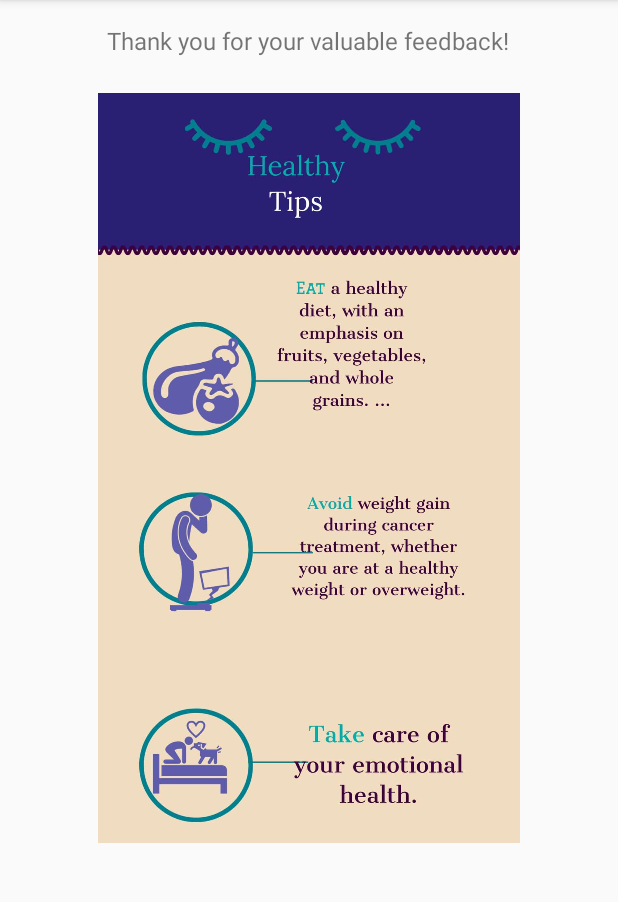
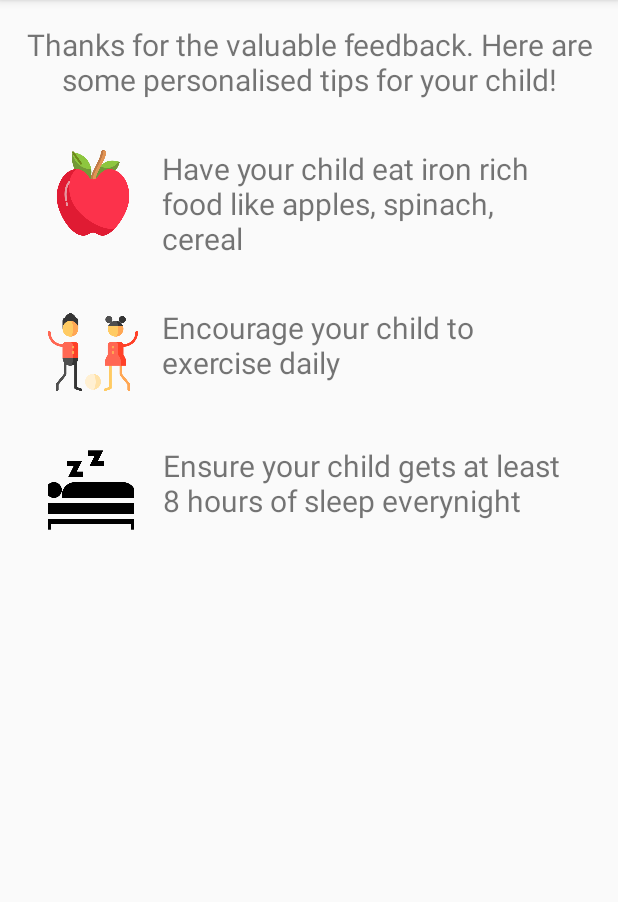
Before and after one commit to CFGIndia20/team-1, an Android app: the ExitActivity screen opened directly, with no data from a screen before it, on a phone screen of 412 x 824 dp, the part 84-986 px from its top. Run offline under Robolectric (Android 15) with nearby library versions, the phone set to English and light mode, and no system bars.

Commit message:
added last page

```diff
--- a/android_app/app/src/main/java/com/example/aashray/MainActivity.java
+++ b/android_app/app/src/main/java/com/example/aashray/MainActivity.java
@@ -16,6 +16,7 @@ import com.google.firebase.auth.FirebaseUser;
 import java.util.Arrays;
 
 public class MainActivity extends AppCompatActivity {
+
     private FirebaseAuth mFirebaseAuth;
     private FirebaseAuth.AuthStateListener authStateListener;
 
@@ -27,7 +28,7 @@ public class MainActivity extends AppCompatActivity {
         setContentView(R.layout.activity_main);
         mFirebaseAuth = FirebaseAuth.getInstance();
 
-
+        // firebase auth
         authStateListener = new FirebaseAuth.AuthStateListener() {
             @Override
             public void onAuthStateChanged(@NonNull FirebaseAuth firebaseAuth) {
@@ -47,6 +48,7 @@ public class MainActivity extends AppCompatActivity {
             }
         };
 
+        // starting the questionnaire
         Button submit = findViewById(R.id.submit);
         submit.setOnClickListener(new View.OnClickListener() {
             @Override
--- a/android_app/app/src/main/res/layout/activity_exit.xml
+++ b/android_app/app/src/main/res/layout/activity_exit.xml
@@ -1,21 +1,81 @@
 <?xml version="1.0" encoding="utf-8"?>
 <LinearLayout xmlns:android="http://schemas.android.com/apk/res/android"
-    xmlns:tools="http://schemas.android.com/tools"
+    android:layout_height="match_parent"
     android:layout_width="match_parent"
-    android:layout_height="match_parent"
-    android:orientation="vertical"
-    tools:context=".ExitActivity">
+    android:orientation="vertical">
     <TextView
         android:layout_width="wrap_content"
         android:layout_height="wrap_content"
-        android:text="Thank you for your valuable feedback!"
-        android:layout_gravity="center_horizontal"
         android:layout_margin="16dp"
-        android:textSize="16sp"
+        android:text="Thanks for the valuable feedback. Here are some personalised tips for your child!"
+        android:textSize="20sp"
+        android:textAlignment="center"
         />
-    <ImageView
-        android:layout_width="wrap_content"
-        android:layout_height="500dp"
-        android:src="@drawable/tips"
-        android:layout_margin="8dp"/>
+
+    <LinearLayout
+        android:layout_width="match_parent"
+        android:layout_height="wrap_content"
+        android:orientation="horizontal"
+        android:layout_margin="16dp"
+        >
+        <ImageView
+            android:id="@+id/pic1"
+            android:layout_width="60dp"
+            android:layout_height="60dp"
+            android:scaleType="centerCrop"
+            android:src="@drawable/apple"
+            android:layout_marginLeft="16dp"
+            />
+        <TextView
+            android:layout_width="wrap_content"
+            android:layout_height="wrap_content"
+            android:text="Have your child eat iron rich food like apples, spinach, cereal"
+            android:textSize="20sp"
+            android:layout_marginLeft="16dp"
+            android:layout_marginRight="16dp"/>
+    </LinearLayout>
+    <LinearLayout
+        android:layout_width="match_parent"
+        android:layout_height="wrap_content"
+        android:orientation="horizontal"
+        android:layout_margin="16dp"
+        >
+        <ImageView
+            android:id="@+id/pic2"
+            android:layout_width="60dp"
+            android:layout_height="60dp"
+            android:scaleType="centerCrop"
+            android:src="@drawable/playing"
+            android:layout_marginLeft="16dp"
+            />
+        <TextView
+            android:layout_width="wrap_content"
+            android:layout_height="wrap_content"
+            android:text="Encourage your child to exercise daily"
+            android:textSize="20sp"
+            android:layout_marginLeft="16dp"
+            android:layout_marginRight="16dp"/>
+    </LinearLayout>
+    <LinearLayout
+        android:layout_width="match_parent"
+        android:layout_height="wrap_content"
+        android:orientation="horizontal"
+        android:layout_margin="16dp"
+        >
+        <ImageView
+            android:id="@+id/pic3"
+            android:layout_width="57dp"
+            android:layout_height="60dp"
+            android:scaleType="centerCrop"
+            android:src="@drawable/rest"
+            android:layout_marginLeft="16dp"
+            />
+        <TextView
+            android:layout_width="wrap_content"
+            android:layout_height="wrap_content"
+            android:text="Ensure your child gets at least 8 hours of sleep everynight"
+            android:textSize="20sp"
+            android:layout_marginLeft="19dp"
+            android:layout_marginRight="16dp"/>
+    </LinearLayout>
 </LinearLayout>
```
Also changed, not shown: android_app/app/src/main/java/com/example/aashray/QuestionActivity.java (+38 -14 lines), android_app/app/src/main/res/layout/activity_questionnaire.xml (deleted, +0 -77 lines), android_app/app/src/main/res/drawable/apple.png (added), android_app/app/src/main/res/drawable/playing.png (added), android_app/app/src/main/res/drawable/rest.png (added).
